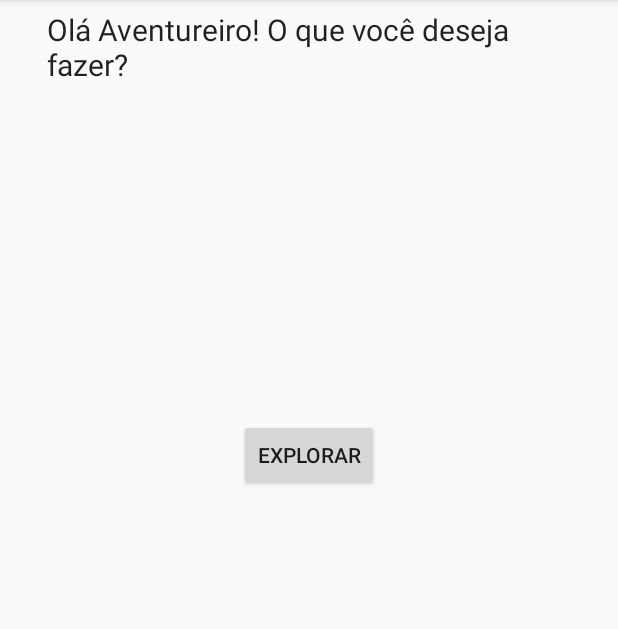
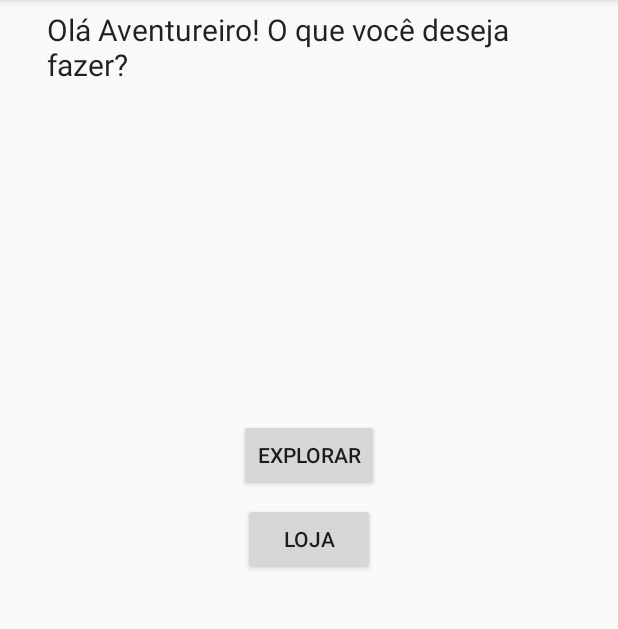
Before and after one commit to hirobs/RpgTrabalho, an Android app: the screen it shows after launch (TelaAmbiente), after a tap on "CONTINUAR JOGO", on a phone screen of 412 x 824 dp, the part 84-713 px from its top. Run offline under Robolectric (Android 15) with nearby library versions, the phone set to English and light mode, and no system bars; 4 statements that could not run were skipped.

Commit message:
Atualizar Loja

```diff
--- a/app/src/main/java/com/example/hirob/rpgtrabalho/TelaAmbiente.java
+++ b/app/src/main/java/com/example/hirob/rpgtrabalho/TelaAmbiente.java
@@ -27,6 +27,7 @@ public class TelaAmbiente extends AppCompatActivity {
     Button btnSim;
     Button btnNao;
     DataBaseHelper mBancoDeDados;
+    Button btnLoja;
 
     @Override
     protected void onCreate(Bundle savedInstanceState) {
@@ -38,6 +39,7 @@ public class TelaAmbiente extends AppCompatActivity {
         btnCombate = (Button) findViewById(R.id.buttonCombate);
         btnSim = (Button) findViewById(R.id.buttonSim);
         btnNao = (Button) findViewById(R.id.buttonNao);
+        btnLoja = (Button) findViewById(R.id.buttonLoja);
 
         //Verificação personagem
         if(getIntent().getExtras()!=null){
@@ -60,6 +62,12 @@ public class TelaAmbiente extends AppCompatActivity {
 
             inicializarBancoDeDados();
         }
+        btnLoja.setOnClickListener(new View.OnClickListener() {
+            @Override
+            public void onClick(View view) {
+                startActivity(new Intent(TelaAmbiente.this, TelaLoja.class));
+            }
+        });
 
 
     }
@@ -79,6 +87,7 @@ public class TelaAmbiente extends AppCompatActivity {
                         break;
                     case "confirmar":
                         btnCombate.setText("explorar");
+                        btnLoja.setVisibility(View.VISIBLE);
                         texto.setText("Olá Aventureiro! O que você deseja fazer?");
                         break;
                 }
@@ -88,11 +97,13 @@ public class TelaAmbiente extends AppCompatActivity {
                 break;
             case R.id.buttonNao:
                 break;
+
         }
     }
 
     public void inimigoNovo() {
         btnCombate.setVisibility(View.GONE);
+        btnLoja.setVisibility(View.GONE);
         List<Personagem> inimigoLista = mBancoDeDados.allInimigo();
         int random = CalculosRpg.inimigoNovo(inimigoLista.size());
         inimigo = inimigoLista.get(random);
--- a/app/src/main/res/layout/activity_tela_ambiente.xml
+++ b/app/src/main/res/layout/activity_tela_ambiente.xml
@@ -62,4 +62,16 @@
         app:layout_constraintLeft_toRightOf="@+id/buttonNao"
         app:layout_constraintRight_toRightOf="parent"
         app:layout_constraintTop_toBottomOf="@+id/buttonCombate" />
+
+    <Button
+        android:id="@+id/buttonLoja"
+        android:layout_width="wrap_content"
+        android:layout_height="wrap_content"
+        android:layout_marginLeft="8dp"
+        android:layout_marginRight="8dp"
+        android:layout_marginTop="8dp"
+        android:text="Loja"
+        app:layout_constraintLeft_toLeftOf="parent"
+        app:layout_constraintRight_toRightOf="parent"
+        app:layout_constraintTop_toTopOf="@+id/buttonSim" />
 </android.support.constraint.ConstraintLayout>
```
Also changed, not shown: app/src/main/java/com/example/hirob/rpgtrabalho/TelaLoja.java (+18 -0 lines), app/src/main/res/layout/activity_tela_loja.xml (+10 -0 lines).
